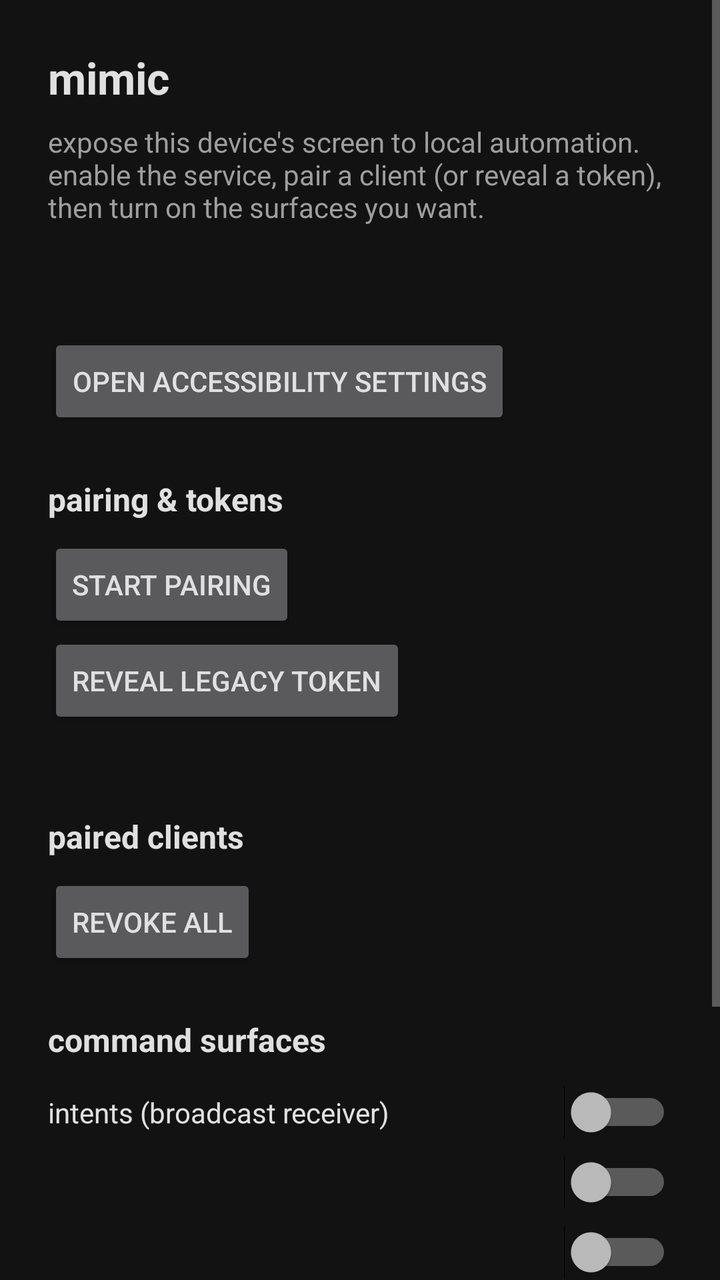
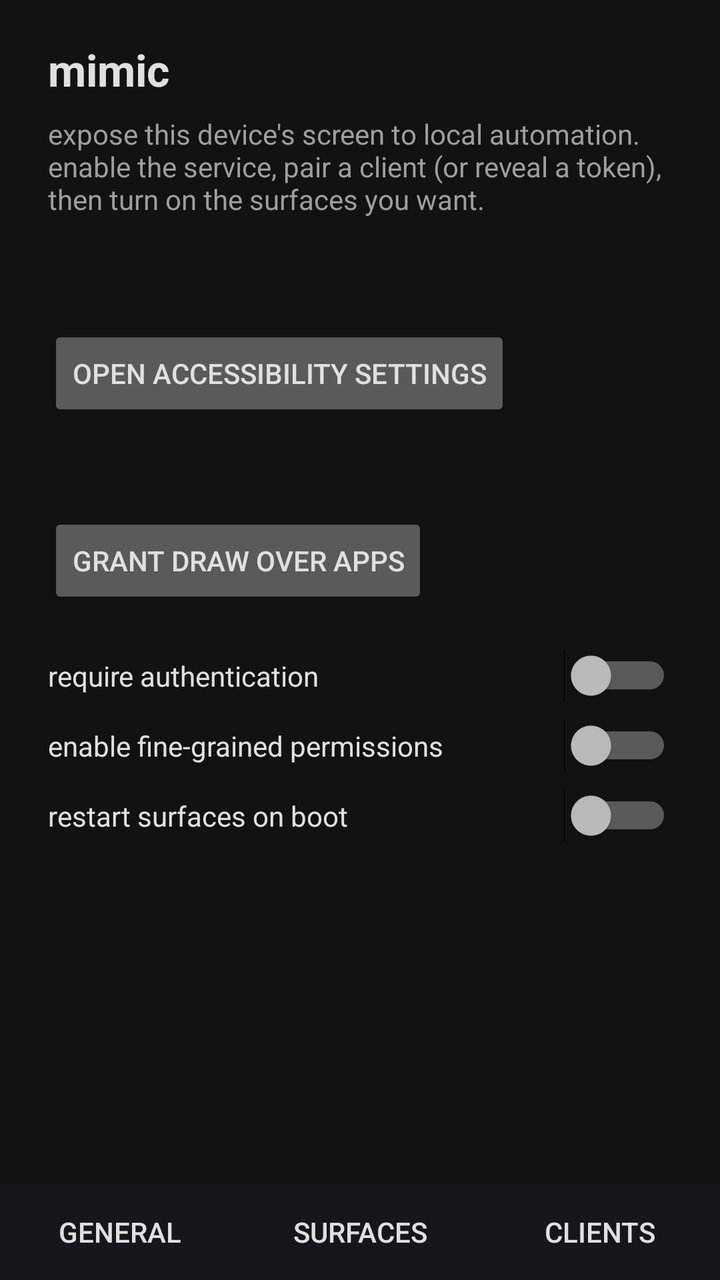

Two renders of the same Android screen: before a commit and after it. Below are the layout's source before the change and the commit's diff.
<!-- AndroidManifest.xml: application theme AppTheme -->
<!-- res/layout/activity_main.xml -->
<?xml version="1.0" encoding="utf-8"?>
<ScrollView xmlns:android="http://schemas.android.com/apk/res/android"
    android:layout_width="match_parent"
    android:layout_height="match_parent"
    android:fillViewport="true">

    <LinearLayout
        android:layout_width="match_parent"
        android:layout_height="wrap_content"
        android:orientation="vertical"
        android:padding="24dp">

        <TextView
            android:layout_width="wrap_content"
            android:layout_height="wrap_content"
            android:text="@string/app_name"
            android:textColor="@color/fg"
            android:textSize="22sp"
            android:textStyle="bold"
            android:paddingBottom="8dp" />

        <TextView
            android:layout_width="match_parent"
            android:layout_height="wrap_content"
            android:text="@string/intro"
            android:textColor="@color/muted"
            android:paddingBottom="24dp" />

        <TextView
            android:id="@+id/service_status"
            android:layout_width="wrap_content"
            android:layout_height="wrap_content"
            android:textColor="@color/fg"
            android:textSize="16sp"
            android:paddingBottom="8dp" />

        <Button
            android:id="@+id/open_settings"
            android:layout_width="wrap_content"
            android:layout_height="wrap_content"
            android:text="@string/open_settings"
            android:layout_marginBottom="24dp" />

        <TextView
            android:layout_width="wrap_content"
            android:layout_height="wrap_content"
            android:text="@string/creds_title"
            android:textColor="@color/fg"
            android:textSize="16sp"
            android:textStyle="bold"
            android:paddingBottom="8dp" />

        <Button
            android:id="@+id/start_pairing"
            android:layout_width="wrap_content"
            android:layout_height="wrap_content"
            android:text="@string/start_pairing" />

        <Button
            android:id="@+id/legacy_token"
            android:layout_width="wrap_content"
            android:layout_height="wrap_content"
            android:text="@string/legacy_token" />

        <TextView
            android:id="@+id/creds"
            android:layout_width="match_parent"
            android:layout_height="wrap_content"
            android:textColor="@color/accent"
            android:textSize="14sp"
            android:fontFamily="monospace"
            android:textIsSelectable="true"
            android:paddingTop="8dp"
            android:layout_marginBottom="16dp" />

        <TextView
            android:layout_width="wrap_content"
            android:layout_height="wrap_content"
            android:text="@string/clients_title"
            android:textColor="@color/fg"
            android:textSize="16sp"
            android:textStyle="bold"
            android:paddingBottom="8dp" />

        <LinearLayout
            android:id="@+id/clients"
            android:layout_width="match_parent"
            android:layout_height="wrap_content"
            android:orientation="vertical" />

        <Button
            android:id="@+id/clear_paired"
            android:layout_width="wrap_content"
            android:layout_height="wrap_content"
            android:text="@string/clear_paired"
            android:layout_marginBottom="24dp" />

        <TextView
            android:layout_width="wrap_content"
            android:layout_height="wrap_content"
            android:text="@string/surfaces_title"
            android:textColor="@color/fg"
            android:textSize="16sp"
            android:textStyle="bold"
            android:paddingBottom="8dp" />

        <Switch
            android:id="@+id/sw_intents"
            android:layout_width="match_parent"
            android:layout_height="wrap_content"
            android:text="@string/sw_intents"
            android:textColor="@color/fg"
            android:paddingVertical="8dp" />

        <Switch
            android:id="@+id/sw_http"
            android:layout_width="match_parent"
            android:layout_height="wrap_content"
            android:textColor="@color/fg"
            android:paddingVertical="8dp" />

        <Switch
            android:id="@+id/sw_mcp"
            android:layout_width="match_parent"
            android:layout_height="wrap_content"
            android:textColor="@color/fg"
            android:paddingVertical="8dp" />

        <TextView
            android:text="@string/bind_title"
            android:layout_width="wrap_content"
            android:layout_height="wrap_content"
            android:textColor="@color/fg"
            android:layout_marginTop="12dp" />

        <Spinner
            android:id="@+id/bind_spinner"
            android:layout_width="match_parent"
            android:layout_height="wrap_content" />

        <LinearLayout
            android:layout_width="match_parent"
            android:layout_height="wrap_content"
            android:orientation="horizontal"
            android:gravity="center_vertical">

            <TextView
                android:id="@+id/address"
                android:layout_width="0dp"
                android:layout_height="wrap_content"
                android:layout_weight="1"
                android:textColor="@color/accent"
                android:fontFamily="monospace"
                android:textIsSelectable="true" />

            <Button
                android:id="@+id/copy_address"
                android:layout_width="wrap_content"
                android:layout_height="wrap_content"
                android:text="@string/copy" />

        </LinearLayout>

        <TextView
            android:id="@+id/lan_warning"
            android:layout_width="match_parent"
            android:layout_height="wrap_content"
            android:text="@string/lan_warning"
            android:textColor="@color/muted"
            android:visibility="gone" />

        <Switch
            android:id="@+id/sw_boot"
            android:layout_width="match_parent"
            android:layout_height="wrap_content"
            android:text="@string/boot"
            android:textColor="@color/fg"
            android:layout_marginTop="16dp" />

    </LinearLayout>
</ScrollView>
<!-- resources referenced by this layout -->
<resources>
  <color name="accent">#4CAF50</color>
  <color name="fg">#E0E0E0</color>
  <color name="muted">#9E9E9E</color>
  <string name="app_name">mimic</string>
  <string name="bind_title">bind interface (http/mcp)</string>
  <string name="boot">restart surfaces on boot</string>
  <string name="clear_paired">revoke all</string>
  <string name="clients_title">paired clients</string>
  <string name="copy">copy</string>
  <string name="creds_title">pairing &amp; tokens</string>
  <string name="intro">expose this device\'s screen to local automation. enable the service, pair a client (or reveal a token), then turn on the surfaces you want.</string>
  <string name="lan_warning">reachable on your network; only the token protects it.</string>
  <string name="legacy_token">reveal legacy token</string>
  <string name="open_settings">open accessibility settings</string>
  <string name="start_pairing">start pairing</string>
  <string name="surfaces_title">command surfaces</string>
  <string name="sw_intents">intents (broadcast receiver)</string>
  <style name="AppTheme" parent="@android:style/Theme.Material">
          <item name="android:colorBackground">@color/bg</item>
          <item name="android:windowBackground">@color/bg</item>
          <item name="android:textColorPrimary">@color/fg</item>
          <item name="android:textColorSecondary">@color/muted</item>
          <item name="android:colorAccent">@color/accent</item>
      </style>
  <color name="bg">#121212</color>
</resources>

<!-- the commit's change to res/layout/activity_main.xml (unified diff, before → after) -->
@@ -1,181 +1,270 @@
 <?xml version="1.0" encoding="utf-8"?>
-<ScrollView xmlns:android="http://schemas.android.com/apk/res/android"
+<LinearLayout xmlns:android="http://schemas.android.com/apk/res/android"
     android:layout_width="match_parent"
     android:layout_height="match_parent"
-    android:fillViewport="true">
-
+    android:orientation="vertical">
+
+    <TextView
+        android:layout_width="wrap_content"
+        android:layout_height="wrap_content"
+        android:text="@string/app_name"
+        android:textColor="@color/fg"
+        android:textSize="22sp"
+        android:textStyle="bold"
+        android:paddingHorizontal="24dp"
+        android:paddingTop="20dp"
+        android:paddingBottom="8dp" />
+
+    <ScrollView
+        android:layout_width="match_parent"
+        android:layout_height="0dp"
+        android:layout_weight="1"
+        android:fillViewport="true">
+
+        <LinearLayout
+            android:layout_width="match_parent"
+            android:layout_height="wrap_content"
+            android:orientation="vertical"
+            android:paddingHorizontal="24dp"
+            android:paddingBottom="24dp">
+
+            
+            <LinearLayout
+                android:id="@+id/page_general"
+                android:layout_width="match_parent"
+                android:layout_height="wrap_content"
+                android:orientation="vertical">
+
+                <TextView
+                    android:layout_width="match_parent"
+                    android:layout_height="wrap_content"
+                    android:text="@string/intro"
+                    android:textColor="@color/muted"
+                    android:paddingBottom="24dp" />
+
+                <TextView
+                    android:id="@+id/service_status"
+                    android:layout_width="wrap_content"
+                    android:layout_height="wrap_content"
+                    android:textColor="@color/fg"
+                    android:textSize="16sp"
+                    android:paddingBottom="8dp" />
+
+                <Button
+                    android:id="@+id/open_settings"
+                    android:layout_width="wrap_content"
+                    android:layout_height="wrap_content"
+                    android:text="@string/open_settings"
+                    android:layout_marginBottom="16dp" />
+
+                <TextView
+                    android:id="@+id/overlay_state"
+                    android:layout_width="wrap_content"
+                    android:layout_height="wrap_content"
+                    android:textColor="@color/fg"
+                    android:textSize="16sp"
+                    android:paddingBottom="8dp" />
+
+                <Button
+                    android:id="@+id/grant_overlay"
+                    android:layout_width="wrap_content"
+                    android:layout_height="wrap_content"
+                    android:text="@string/overlay_perm"
+                    android:layout_marginBottom="16dp" />
+
+                <Switch
+                    android:id="@+id/sw_auth"
+                    android:layout_width="match_parent"
+                    android:layout_height="wrap_content"
+                    android:text="@string/auth"
+                    android:textColor="@color/fg"
+                    android:paddingVertical="8dp" />
+
+                <Switch
+                    android:id="@+id/sw_approval"
+                    android:layout_width="match_parent"
+                    android:layout_height="wrap_content"
+                    android:text="@string/approval"
+                    android:textColor="@color/fg"
+                    android:paddingVertical="8dp" />
+
+                <Switch
+                    android:id="@+id/sw_boot"
+                    android:layout_width="match_parent"
+                    android:layout_height="wrap_content"
+                    android:text="@string/boot"
+                    android:textColor="@color/fg"
+                    android:paddingVertical="8dp" />
+
+            </LinearLayout>
+
+            
+            <LinearLayout
+                android:id="@+id/page_clients"
+                android:layout_width="match_parent"
+                android:layout_height="wrap_content"
+                android:orientation="vertical"
+                android:visibility="gone">
+
+                <Button
+                    android:id="@+id/start_pairing"
+                    android:layout_width="wrap_content"
+                    android:layout_height="wrap_content"
+                    android:text="@string/start_pairing" />
+
+                <Button
+                    android:id="@+id/legacy_token"
+                    android:layout_width="wrap_content"
+                    android:layout_height="wrap_content"
+                    android:text="@string/legacy_token" />
+
+                <TextView
+                    android:id="@+id/creds"
+                    android:layout_width="match_parent"
+                    android:layout_height="wrap_content"
+                    android:textColor="@color/accent"
+                    android:textSize="14sp"
+                    android:fontFamily="monospace"
+                    android:textIsSelectable="true"
+                    android:paddingTop="8dp"
+                    android:layout_marginBottom="16dp" />
+
+                <TextView
+                    android:layout_width="wrap_content"
+                    android:layout_height="wrap_content"
+                    android:text="@string/clients_title"
+                    android:textColor="@color/fg"
+                    android:textSize="16sp"
+                    android:textStyle="bold"
+                    android:paddingBottom="8dp" />
+
+                <LinearLayout
+                    android:id="@+id/clients"
+                    android:layout_width="match_parent"
+                    android:layout_height="wrap_content"
+                    android:orientation="vertical" />
+
+                <Button
+                    android:id="@+id/clear_paired"
+                    android:layout_width="wrap_content"
+                    android:layout_height="wrap_content"
+                    android:text="@string/clear_paired"
+                    android:layout_marginTop="8dp" />
+
+            </LinearLayout>
+
+            
+            <LinearLayout
+                android:id="@+id/page_surfaces"
+                android:layout_width="match_parent"
+                android:layout_height="wrap_content"
+                android:orientation="vertical"
+                android:visibility="gone">
+
+                <Switch
+                    android:id="@+id/sw_intents"
+                    android:layout_width="match_parent"
+                    android:layout_height="wrap_content"
+                    android:text="@string/sw_intents"
+                    android:textColor="@color/fg"
+                    android:paddingVertical="8dp" />
+
+                <Switch
+                    android:id="@+id/sw_http"
+                    android:layout_width="match_parent"
+                    android:layout_height="wrap_content"
+                    android:textColor="@color/fg"
+                    android:paddingVertical="8dp" />
+
+                <Switch
+                    android:id="@+id/sw_mcp"
+                    android:layout_width="match_parent"
+                    android:layout_height="wrap_content"
+                    android:textColor="@color/fg"
+                    android:paddingVertical="8dp" />
+
+                <TextView
+                    android:text="@string/bind_title"
+                    android:layout_width="wrap_content"
+                    android:layout_height="wrap_content"
+                    android:textColor="@color/fg"
+                    android:layout_marginTop="12dp" />
+
+                <Spinner
+                    android:id="@+id/bind_spinner"
+                    android:layout_width="match_parent"
+                    android:layout_height="wrap_content" />
+
+                <LinearLayout
+                    android:layout_width="match_parent"
+                    android:layout_height="wrap_content"
+                    android:orientation="horizontal"
+                    android:gravity="center_vertical">
+
+                    <TextView
+                        android:id="@+id/address"
+                        android:layout_width="0dp"
+                        android:layout_height="wrap_content"
+                        android:layout_weight="1"
+                        android:textColor="@color/accent"
+                        android:fontFamily="monospace"
+                        android:textIsSelectable="true" />
+
+                    <Button
+                        android:id="@+id/copy_address"
+                        android:layout_width="wrap_content"
+                        android:layout_height="wrap_content"
+                        android:text="@string/copy" />
+
+                </LinearLayout>
+
+                <TextView
+                    android:id="@+id/lan_warning"
+                    android:layout_width="match_parent"
+                    android:layout_height="wrap_content"
+                    android:text="@string/lan_warning"
+                    android:textColor="@color/muted"
+                    android:visibility="gone" />
+
+            </LinearLayout>
+
+        </LinearLayout>
+    </ScrollView>
+
+    
     <LinearLayout
         android:layout_width="match_parent"
         android:layout_height="wrap_content"
-        android:orientation="vertical"
-        android:padding="24dp">
-
-        <TextView
-            android:layout_width="wrap_content"
-            android:layout_height="wrap_content"
-            android:text="@string/app_name"
-            android:textColor="@color/fg"
-            android:textSize="22sp"
-            android:textStyle="bold"
-            android:paddingBottom="8dp" />
-
-        <TextView
-            android:layout_width="match_parent"
-            android:layout_height="wrap_content"
-            android:text="@string/intro"
-            android:textColor="@color/muted"
-            android:paddingBottom="24dp" />
-
-        <TextView
-            android:id="@+id/service_status"
-            android:layout_width="wrap_content"
-            android:layout_height="wrap_content"
-            android:textColor="@color/fg"
-            android:textSize="16sp"
-            android:paddingBottom="8dp" />
+        android:orientation="horizontal"
+        android:background="@color/icon_bg">
 
         <Button
-            android:id="@+id/open_settings"
-            android:layout_width="wrap_content"
-            android:layout_height="wrap_content"
-            android:text="@string/open_settings"
-            android:layout_marginBottom="24dp" />
-
-        <TextView
-            android:layout_width="wrap_content"
-            android:layout_height="wrap_content"
-            android:text="@string/creds_title"
-            android:textColor="@color/fg"
-            android:textSize="16sp"
-            android:textStyle="bold"
-            android:paddingBottom="8dp" />
+            android:id="@+id/tab_general"
+            style="?android:attr/borderlessButtonStyle"
+            android:layout_width="0dp"
+            android:layout_height="wrap_content"
+            android:layout_weight="1"
+            android:text="@string/tab_general"
+            android:textColor="@color/fg" />
 
         <Button
-            android:id="@+id/start_pairing"
-            android:layout_width="wrap_content"
-            android:layout_height="wrap_content"
-            android:text="@string/start_pairing" />
+            android:id="@+id/tab_surfaces"
+            style="?android:attr/borderlessButtonStyle"
+            android:layout_width="0dp"
+            android:layout_height="wrap_content"
+            android:layout_weight="1"
+            android:text="@string/tab_surfaces"
+            android:textColor="@color/fg" />
 
         <Button
-            android:id="@+id/legacy_token"
-            android:layout_width="wrap_content"
-            android:layout_height="wrap_content"
-            android:text="@string/legacy_token" />
-
-        <TextView
-            android:id="@+id/creds"
-            android:layout_width="match_parent"
-            android:layout_height="wrap_content"
-            android:textColor="@color/accent"
-            android:textSize="14sp"
-            android:fontFamily="monospace"
-            android:textIsSelectable="true"
-            android:paddingTop="8dp"
-            android:layout_marginBottom="16dp" />
-
-        <TextView
-            android:layout_width="wrap_content"
-            android:layout_height="wrap_content"
-            android:text="@string/clients_title"
-            android:textColor="@color/fg"
-            android:textSize="16sp"
-            android:textStyle="bold"
-            android:paddingBottom="8dp" />
-
-        <LinearLayout
-            android:id="@+id/clients"
-            android:layout_width="match_parent"
-            android:layout_height="wrap_content"
-            android:orientation="vertical" />
-
-        <Button
-            android:id="@+id/clear_paired"
-            android:layout_width="wrap_content"
-            android:layout_height="wrap_content"
-            android:text="@string/clear_paired"
-            android:layout_marginBottom="24dp" />
-
-        <TextView
-            android:layout_width="wrap_content"
-            android:layout_height="wrap_content"
-            android:text="@string/surfaces_title"
-            android:textColor="@color/fg"
-            android:textSize="16sp"
-            android:textStyle="bold"
-            android:paddingBottom="8dp" />
-
-        <Switch
-            android:id="@+id/sw_intents"
-            android:layout_width="match_parent"
-            android:layout_height="wrap_content"
-            android:text="@string/sw_intents"
-            android:textColor="@color/fg"
-            android:paddingVertical="8dp" />
-
-        <Switch
-            android:id="@+id/sw_http"
-            android:layout_width="match_parent"
-            android:layout_height="wrap_content"
-            android:textColor="@color/fg"
-            android:paddingVertical="8dp" />
-
-        <Switch
-            android:id="@+id/sw_mcp"
-            android:layout_width="match_parent"
-            android:layout_height="wrap_content"
-            android:textColor="@color/fg"
-            android:paddingVertical="8dp" />
-
-        <TextView
-            android:text="@string/bind_title"
-            android:layout_width="wrap_content"
-            android:layout_height="wrap_content"
-            android:textColor="@color/fg"
-            android:layout_marginTop="12dp" />
-
-        <Spinner
-            android:id="@+id/bind_spinner"
-            android:layout_width="match_parent"
-            android:layout_height="wrap_content" />
-
-        <LinearLayout
-            android:layout_width="match_parent"
-            android:layout_height="wrap_content"
-            android:orientation="horizontal"
-            android:gravity="center_vertical">
-
-            <TextView
-                android:id="@+id/address"
-                android:layout_width="0dp"
-                android:layout_height="wrap_content"
-                android:layout_weight="1"
-                android:textColor="@color/accent"
-                android:fontFamily="monospace"
-                android:textIsSelectable="true" />
-
-            <Button
-                android:id="@+id/copy_address"
-                android:layout_width="wrap_content"
-                android:layout_height="wrap_content"
-                android:text="@string/copy" />
-
-        </LinearLayout>
-
-        <TextView
-            android:id="@+id/lan_warning"
-            android:layout_width="match_parent"
-            android:layout_height="wrap_content"
-            android:text="@string/lan_warning"
-            android:textColor="@color/muted"
-            android:visibility="gone" />
-
-        <Switch
-            android:id="@+id/sw_boot"
-            android:layout_width="match_parent"
-            android:layout_height="wrap_content"
-            android:text="@string/boot"
-            android:textColor="@color/fg"
-            android:layout_marginTop="16dp" />
+            android:id="@+id/tab_clients"
+            style="?android:attr/borderlessButtonStyle"
+            android:layout_width="0dp"
+            android:layout_height="wrap_content"
+            android:layout_weight="1"
+            android:text="@string/tab_clients"
+            android:textColor="@color/fg" />
 
     </LinearLayout>
-</ScrollView>
+
+</LinearLayout>
<!-- resource entries referenced after the edit -->
@@ -2,21 +2,26 @@
 <resources>
   <color name="accent">#4CAF50</color>
   <color name="fg">#E0E0E0</color>
+  <color name="icon_bg">#15171C</color>
   <color name="muted">#9E9E9E</color>
   <string name="app_name">mimic</string>
+  <string name="approval">enable fine-grained permissions</string>
+  <string name="auth">require authentication</string>
   <string name="bind_title">bind interface (http/mcp)</string>
   <string name="boot">restart surfaces on boot</string>
   <string name="clear_paired">revoke all</string>
   <string name="clients_title">paired clients</string>
   <string name="copy">copy</string>
-  <string name="creds_title">pairing &amp; tokens</string>
   <string name="intro">expose this device\'s screen to local automation. enable the service, pair a client (or reveal a token), then turn on the surfaces you want.</string>
   <string name="lan_warning">reachable on your network; only the token protects it.</string>
   <string name="legacy_token">reveal legacy token</string>
   <string name="open_settings">open accessibility settings</string>
+  <string name="overlay_perm">grant draw over apps</string>
   <string name="start_pairing">start pairing</string>
-  <string name="surfaces_title">command surfaces</string>
   <string name="sw_intents">intents (broadcast receiver)</string>
+  <string name="tab_clients">clients</string>
+  <string name="tab_general">general</string>
+  <string name="tab_surfaces">surfaces</string>
   <style name="AppTheme" parent="@android:style/Theme.Material">
           <item name="android:colorBackground">@color/bg</item>
           <item name="android:windowBackground">@color/bg</item>
